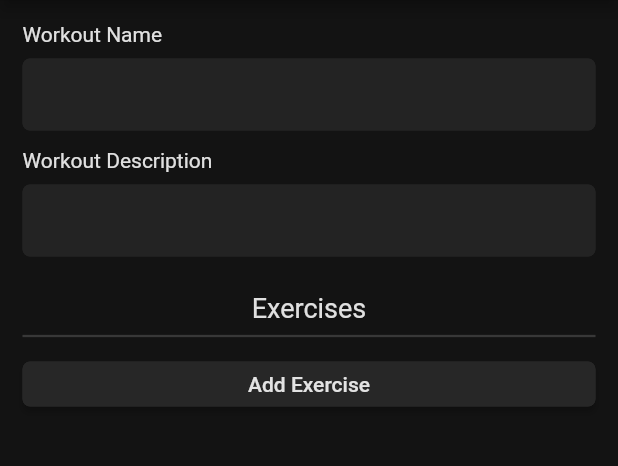
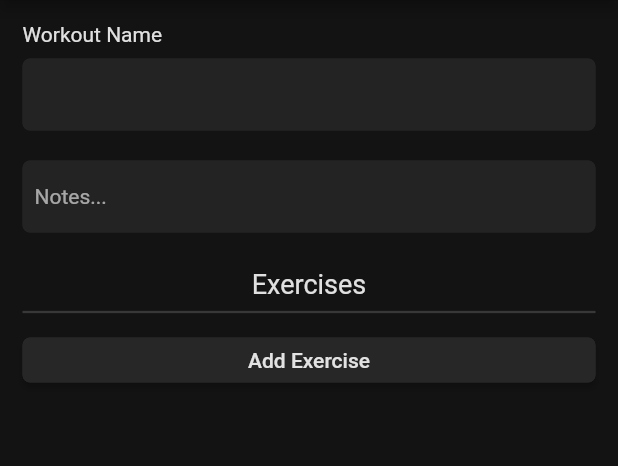
Before and after one commit to mjbernet3/simplefit, a Flutter app: the ManageWorkoutPage screen opened by its route, on a phone screen of 412 x 824 dp, the part 84-550 px from its top. Run offline on Flutter 3.47's test engine with Material 2 defaults, Android fonts, the phone set to English and light mode, and no system bars; our stand-ins replace cloud_firestore, firebase_auth; accounts and stored records are empty.

Commit message:
Some refactoring to improve rebuilds, more improvements needed but fine for now

```diff
--- /dev/null
+++ b/client/lib/components/manage_workout/chosen_exercise_listing.dart
@@ -0,0 +1,58 @@
+import 'package:client/app_style.dart';
+import 'package:client/components/manage_workout/chosen_exercise_card.dart';
+import 'package:client/components/shared/app_divider.dart';
+import 'package:client/models/exercise/exercise_data.dart';
+import 'package:client/router.dart';
+import 'package:client/view_models/manage_workout_model.dart';
+import 'package:flutter/material.dart';
+import 'package:provider/provider.dart';
+
+class ChosenExerciseListing extends StatefulWidget {
+  @override
+  _ChosenExerciseListingState createState() => _ChosenExerciseListingState();
+}
+
+class _ChosenExerciseListingState extends State<ChosenExerciseListing> {
+  bool isEditing = false;
+
+  @override
+  Widget build(BuildContext context) {
+    return Column(
+      children: <Widget>[
+        Align(
+          alignment: Alignment.center,
+          child: Text(
+            'Exercises',
+            style: TextStyle(
+              fontSize: 18.0,
+              color: AppStyle.highEmphasisText,
+            ),
+          ),
+        ),
+        AppDivider(),
+        Consumer<ManageWorkoutModel>(
+          builder: (BuildContext context, ManageWorkoutModel model, _) {
+            return ListView.builder(
+              shrinkWrap: true,
+              itemCount: model.exercises.length,
+              itemBuilder: (BuildContext context, int index) {
+                ExerciseData currentExercise = model.exercises[index];
+
+                return ChosenExerciseCard(
+                  exerciseData: currentExercise,
+                  onPressed: () => Navigator.pushNamed(
+                    context,
+                    Router.exerciseDetail,
+                    arguments: currentExercise,
+                  ),
+                  onRemovePressed: () => model.removeExerciseAt(index),
+                  isEditing: isEditing,
+                );
+              },
+            );
+          },
+        ),
+      ],
+    );
+  }
+}
--- a/client/lib/components/manage_workout/manage_workout_body.dart
+++ b/client/lib/components/manage_workout/manage_workout_body.dart
@@ -1,10 +1,8 @@
 import 'package:client/app_style.dart';
-import 'package:client/components/manage_workout/chosen_exercise_card.dart';
-import 'package:client/components/shared/app_divider.dart';
+import 'package:client/components/manage_workout/chosen_exercise_listing.dart';
 import 'package:client/components/shared/input_field.dart';
 import 'package:client/components/shared/rounded_button.dart';
 import 'package:client/models/exercise/exercise.dart';
-import 'package:client/models/exercise/exercise_data.dart';
 import 'package:client/router.dart';
 import 'package:client/view_models/manage_workout_model.dart';
 import 'package:flutter/material.dart';
@@ -19,7 +17,6 @@ class _ManageWorkoutBodyState extends State<ManageWorkoutBody> {
   TextEditingController _nameController;
   TextEditingController _descriptionController;
   TextEditingController _notesController;
-  bool isEditing = false;
 
   @override
   void initState() {
@@ -41,44 +38,14 @@ class _ManageWorkoutBodyState extends State<ManageWorkoutBody> {
         ),
         SizedBox(height: 12.0),
         InputField(
-          controller: _descriptionController,
-          labelText: 'Workout Description',
-          onSubmitted: (_) => FocusScope.of(context).unfocus(),
+          controller: _notesController,
+          hintText: 'Notes...',
+          keyboardType: TextInputType.multiline,
+          textInputAction: TextInputAction.newline,
+          maxLines: null,
         ),
         SizedBox(height: 24.0),
-        Align(
-          alignment: Alignment.center,
-          child: Text(
-            'Exercises',
-            style: TextStyle(
-              fontSize: 18.0,
-              color: AppStyle.highEmphasisText,
-            ),
-          ),
-        ),
-        AppDivider(),
-        Consumer<ManageWorkoutModel>(
-          builder: (BuildContext context, ManageWorkoutModel model, _) {
-            return ListView.builder(
-              shrinkWrap: true,
-              itemCount: model.exercises.length,
-              itemBuilder: (BuildContext context, int index) {
-                ExerciseData currentExercise = model.exercises[index];
-
-                return ChosenExerciseCard(
-                  exerciseData: currentExercise,
-                  onPressed: () => Navigator.pushNamed(
-                    context,
-                    Router.exerciseDetail,
-                    arguments: currentExercise,
-                  ),
-                  onRemovePressed: () => model.removeExerciseAt(index),
-                  isEditing: isEditing,
-                );
-              },
-            );
-          },
-        ),
+        ChosenExerciseListing(),
         RoundedButton(
           buttonText: Text(
             'Add Exercise',
@@ -91,13 +58,6 @@ class _ManageWorkoutBodyState extends State<ManageWorkoutBody> {
           borderColor: AppStyle.dp4,
           onPressed: () => _browseExercises(),
         ),
-        SizedBox(height: 24.0),
-//        InputField(
-//          controller: _notesController,
-//          keyboardType: TextInputType.multiline,
-//          textInputAction: TextInputAction.newline,
-//          maxLines: null,
-//        ),
       ],
     );
   }
```
Also changed, not shown: client/lib/components/exercise_browse/exercise_listing.dart (+9 -51 lines), client/lib/components/exercise_detail/lift_form.dart (+15 -22 lines), client/lib/components/exercise_detail/warm_up_check.dart (added, +47 -0 lines), client/lib/pages/exercise_browse_page.dart (+48 -1 lines), client/lib/pages/manage_exercise_page.dart (+8 -11 lines), client/lib/view_models/lift_form_model.dart (+5 -2 lines).
